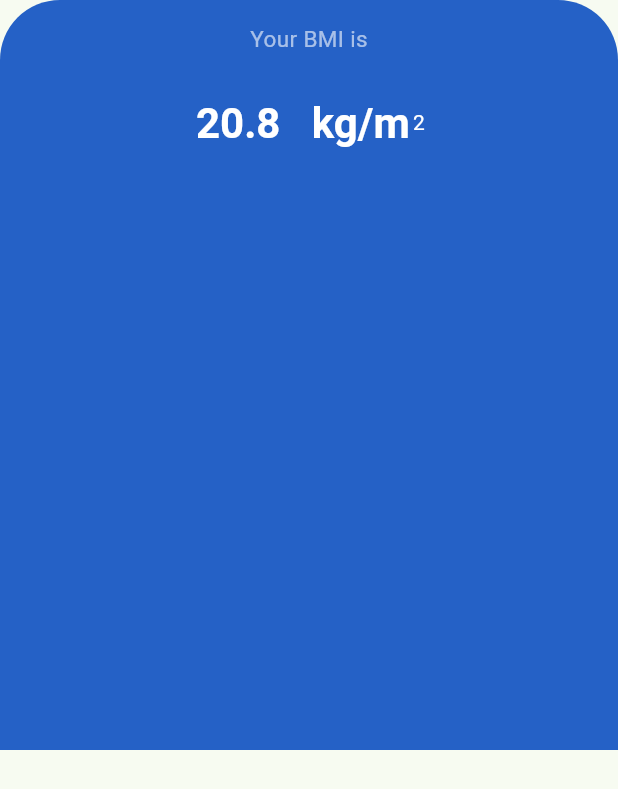
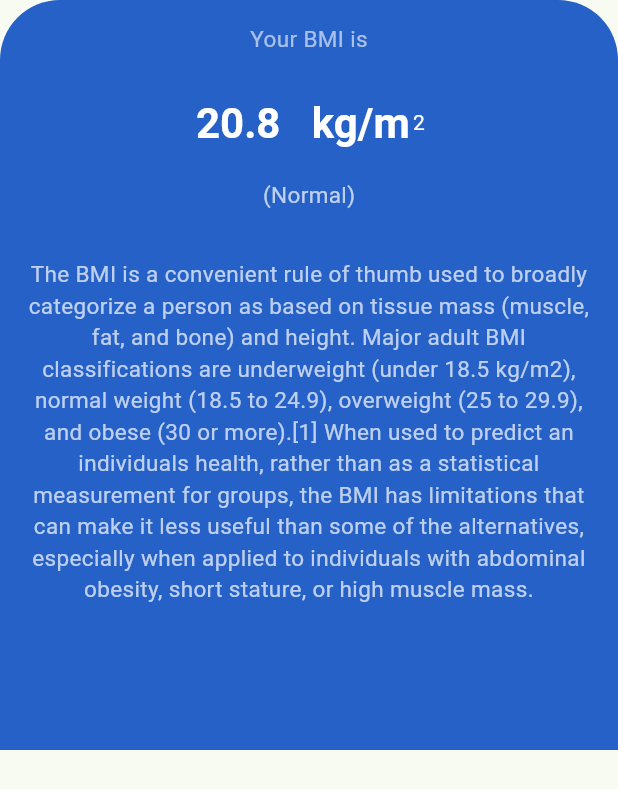
Before and after one commit to mahdadi78/BMI-project, a Flutter app: the BottomSheetmy widget shown alone on an empty page, opened directly, on a phone screen of 412 x 824 dp. Shown: the top 789 px of the screen. Run offline on Flutter 3.47's test engine with Material 3 defaults, Android fonts, the phone set to English and light mode, and no system bars; our stand-ins replace numberpicker.

Commit message:
finished bottomSheet

```diff
--- a/lib/bottom_sheet.dart
+++ b/lib/bottom_sheet.dart
@@ -26,17 +26,55 @@ class _BottomSheetmyState extends State<BottomSheetmy> {
       ),
       //-------------------------------------------body
       child: Column(
+        mainAxisAlignment: MainAxisAlignment.start,
         crossAxisAlignment: CrossAxisAlignment.center,
         children: [
-          const Text(
+          titleText(),
+          const SizedBox(height: 30),
+          bmiText(),
+          bmiCheckText(),
+          descriptionText(),
+        ],
+      ),
+    );
+  }
+
+  Padding descriptionText() {
+    return const Padding(
+      padding: EdgeInsets.all(12.0),
+      child: Text(
+        'The BMI is a convenient rule of thumb used to broadly categorize a person as based on tissue mass (muscle, fat, and bone) and height. Major adult BMI classifications are underweight (under 18.5 kg/m2), normal weight (18.5 to 24.9), overweight (25 to 29.9), and obese (30 or more).[1] When used to predict an individuals health, rather than as a statistical measurement for groups, the BMI has limitations that can make it less useful than some of the alternatives, especially when applied to individuals with abdominal obesity, short stature, or high muscle mass.',
+        textAlign: TextAlign.center,
+        style: TextStyle(
+          fontSize: 15,
+          color: Colors.white70,
+        ),
+      ),
+    );
+  }
+
+  Padding bmiCheckText() {
+    return Padding(
+      padding: const EdgeInsets.all(20.0),
+      child: Text(
+        '(${checkBMI(myBMI())})',
+        style: TextStyle(fontSize: 15, color: Colors.white70),
+      ),
+    );
+  }
+
+  Text titleText() {
+    return const Text(
       'Your BMI is',
       style: TextStyle(color: Colors.white60, fontSize: 15),
-          ),
-          const SizedBox(height: 30),
-          RichText(
+    );
+  }
+
+  RichText bmiText() {
+    return RichText(
       text: TextSpan(children: [
         TextSpan(
-                  text: '${myBMI(myHeight, myWeight, age)}   kg/m',
+            text: '${myBMI()}   kg/m',
             style: const TextStyle(
                 fontSize: 28,
                 color: Colors.white,
@@ -54,9 +92,6 @@ class _BottomSheetmyState extends State<BottomSheetmy> {
           ),
         )
       ]),
-          )
-        ],
-      ),
     );
   }
 }
--- a/lib/constans.dart
+++ b/lib/constans.dart
@@ -19,8 +19,28 @@ int myWeight = 60;
 int age = 22;
 
 //bmi
-String myBMI(int h, int w, int a) {
-  double metrHeight = h / 100;
-  double result = (w / (metrHeight * metrHeight));
+String myBMI() {
+  double metrHeight = myHeight / 100;
+  double result = (myWeight / (metrHeight * metrHeight));
   return result.toStringAsFixed(1);
 }
+
+//checking bmi
+String checkBMI(String bmi) {
+  double bmiDouble = double.parse(bmi);
+  String result = "";
+  if (bmiDouble < 18.5) {
+    result = "UnderWeight";
+  } else if (bmiDouble >= 18.5 && bmiDouble < 24.9) {
+    result = "Normal";
+  } else if (bmiDouble > 25 && bmiDouble < 29.9) {
+    result = "OverWeight";
+  } else if (bmiDouble > 30.0 && bmiDouble < 34.9) {
+    result = "Obesity Class I";
+  } else if (bmiDouble > 35.0 && bmiDouble < 39.9) {
+    result = "Obesity Class II";
+  } else if (bmiDouble >= 40) {
+    result = "Obesity Class III";
+  }
+  return result;
+}
```
Lines whose indentation alone changed are shown as unchanged.
